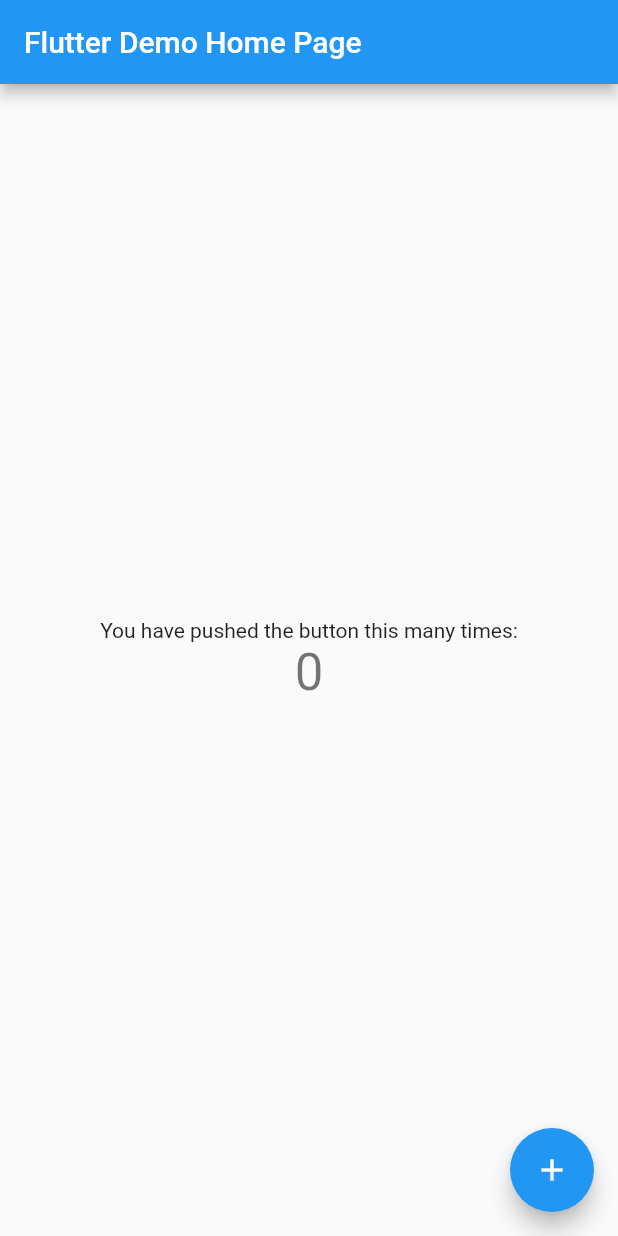
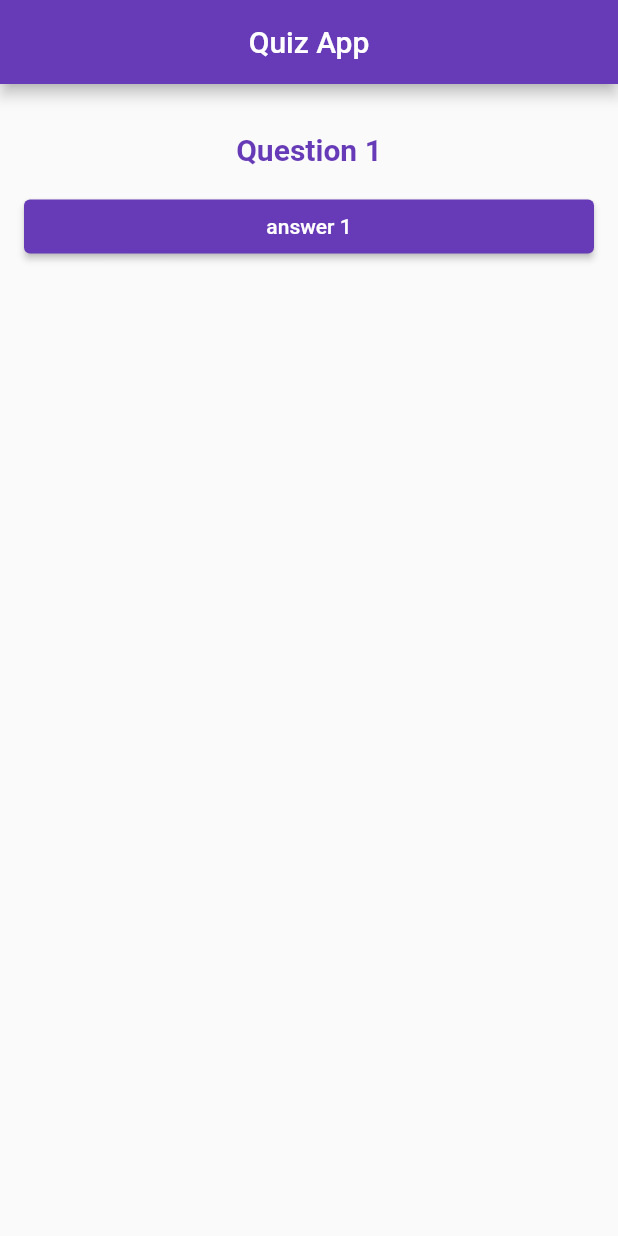
Before and after one commit to erpiyushjain/flutter_quiz_app, a Flutter app: the screen it shows after launch, on a phone screen of 412 x 824 dp. Run offline on Flutter 3.47's test engine with Material 2 defaults, Android fonts, the phone set to English and light mode, and no system bars.

Commit message:
- Home page added - Question custom widget added. - Answer custom widget added

```diff
--- a/lib/main.dart
+++ b/lib/main.dart
@@ -1,115 +1,4 @@
 import 'package:flutter/material.dart';
+import 'package:quiz_app/quiz_app.dart';
 
-void main() {
-  runApp(const MyApp());
-}
-
-class MyApp extends StatelessWidget {
-  const MyApp({Key? key}) : super(key: key);
-
-  // This widget is the root of your application.
-  @override
-  Widget build(BuildContext context) {
-    return MaterialApp(
-      title: 'Flutter Demo',
-      theme: ThemeData(
-        // This is the theme of your application.
-        //
-        // Try running your application with "flutter run". You'll see the
-        // application has a blue toolbar. Then, without quitting the app, try
-        // changing the primarySwatch below to Colors.green and then invoke
-        // "hot reload" (press "r" in the console where you ran "flutter run",
-        // or simply save your changes to "hot reload" in a Flutter IDE).
-        // Notice that the counter didn't reset back to zero; the application
-        // is not restarted.
-        primarySwatch: Colors.blue,
-      ),
-      home: const MyHomePage(title: 'Flutter Demo Home Page'),
-    );
-  }
-}
-
-class MyHomePage extends StatefulWidget {
-  const MyHomePage({Key? key, required this.title}) : super(key: key);
-
-  // This widget is the home page of your application. It is stateful, meaning
-  // that it has a State object (defined below) that contains fields that affect
-  // how it looks.
-
-  // This class is the configuration for the state. It holds the values (in this
-  // case the title) provided by the parent (in this case the App widget) and
-  // used by the build method of the State. Fields in a Widget subclass are
-  // always marked "final".
-
-  final String title;
-
-  @override
-  State<MyHomePage> createState() => _MyHomePageState();
-}
-
-class _MyHomePageState extends State<MyHomePage> {
-  int _counter = 0;
-
-  void _incrementCounter() {
-    setState(() {
-      // This call to setState tells the Flutter framework that something has
-      // changed in this State, which causes it to rerun the build method below
-      // so that the display can reflect the updated values. If we changed
-      // _counter without calling setState(), then the build method would not be
-      // called again, and so nothing would appear to happen.
-      _counter++;
-    });
-  }
-
-  @override
-  Widget build(BuildContext context) {
-    // This method is rerun every time setState is called, for instance as done
-    // by the _incrementCounter method above.
-    //
-    // The Flutter framework has been optimized to make rerunning build methods
-    // fast, so that you can just rebuild anything that needs updating rather
-    // than having to individually change instances of widgets.
-    return Scaffold(
-      appBar: AppBar(
-        // Here we take the value from the MyHomePage object that was created by
-        // the App.build method, and use it to set our appbar title.
-        title: Text(widget.title),
-      ),
-      body: Center(
-        // Center is a layout widget. It takes a single child and positions it
-        // in the middle of the parent.
-        child: Column(
-          // Column is also a layout widget. It takes a list of children and
-          // arranges them vertically. By default, it sizes itself to fit its
-          // children horizontally, and tries to be as tall as its parent.
-          //
-          // Invoke "debug painting" (press "p" in the console, choose the
-          // "Toggle Debug Paint" action from the Flutter Inspector in Android
-          // Studio, or the "Toggle Debug Paint" command in Visual Studio Code)
-          // to see the wireframe for each widget.
-          //
-          // Column has various properties to control how it sizes itself and
-          // how it positions its children. Here we use mainAxisAlignment to
-          // center the children vertically; the main axis here is the vertical
-          // axis because Columns are vertical (the cross axis would be
-          // horizontal).
-          mainAxisAlignment: MainAxisAlignment.center,
-          children: <Widget>[
-            const Text(
-              'You have pushed the button this many times:',
-            ),
-            Text(
-              '$_counter',
-              style: Theme.of(context).textTheme.headline4,
-            ),
-          ],
-        ),
-      ),
-      floatingActionButton: FloatingActionButton(
-        onPressed: _incrementCounter,
-        tooltip: 'Increment',
-        child: const Icon(Icons.add),
-      ), // This trailing comma makes auto-formatting nicer for build methods.
-    );
-  }
-}
+void main() => runApp(const QuizApp());
--- /dev/null
+++ b/lib/pages/home_page.dart
@@ -0,0 +1,32 @@
+import 'package:flutter/material.dart';
+import 'package:quiz_app/widgets/answers.dart';
+import 'package:quiz_app/widgets/question.dart';
+
+class HomePage extends StatefulWidget {
+  const HomePage({Key? key}) : super(key: key);
+
+  @override
+  _HomePageState createState() => _HomePageState();
+}
+
+class _HomePageState extends State<HomePage> {
+  @override
+  Widget build(BuildContext context) {
+    return Scaffold(
+      appBar: AppBar(
+        title: const Text("Quiz App"),
+        centerTitle: true,
+      ),
+      body: Padding(
+        padding: const EdgeInsets.all(16.0),
+        child: Column(
+          crossAxisAlignment: CrossAxisAlignment.stretch,
+          children: [
+            const Question(question: "Question 1"),
+            Answers(answer: "answer 1", onPressed: () {})
+          ],
+        ),
+      ),
+    );
+  }
+}
--- /dev/null
+++ b/lib/quiz_app.dart
@@ -0,0 +1,17 @@
+import 'package:flutter/material.dart';
+import 'package:quiz_app/pages/home_page.dart';
+
+class QuizApp extends StatelessWidget {
+  const QuizApp({Key? key}) : super(key: key);
+
+  @override
+  Widget build(BuildContext context) {
+    return MaterialApp(
+      title: 'Quiz App',
+      theme: ThemeData(
+        primarySwatch: Colors.deepPurple,
+      ),
+      home: const HomePage(),
+    );
+  }
+}
--- /dev/null
+++ b/lib/widgets/answers.dart
@@ -0,0 +1,16 @@
+import 'package:flutter/material.dart';
+
+class Answers extends StatelessWidget {
+  final String answer;
+  final VoidCallback onPressed;
+  const Answers({Key? key, required this.answer, required this.onPressed})
+      : super(key: key);
+
+  @override
+  Widget build(BuildContext context) {
+    return ElevatedButton(
+      onPressed: onPressed,
+      child: Text(answer),
+    );
+  }
+}
--- /dev/null
+++ b/lib/widgets/question.dart
@@ -0,0 +1,24 @@
+import 'package:flutter/material.dart';
+
+class Question extends StatelessWidget {
+  final String question;
+
+  const Question({Key? key, required this.question}) : super(key: key);
+
+  @override
+  Widget build(BuildContext context) {
+    return Container(
+      margin: const EdgeInsets.all(16.0),
+      width: double.infinity,
+      child: Text(
+        question,
+        style: TextStyle(
+          fontSize: 20,
+          fontWeight: FontWeight.bold,
+          color: Theme.of(context).colorScheme.primary,
+        ),
+        textAlign: TextAlign.center,
+      ),
+    );
+  }
+}
```
Also changed, not shown: 1 other file.
